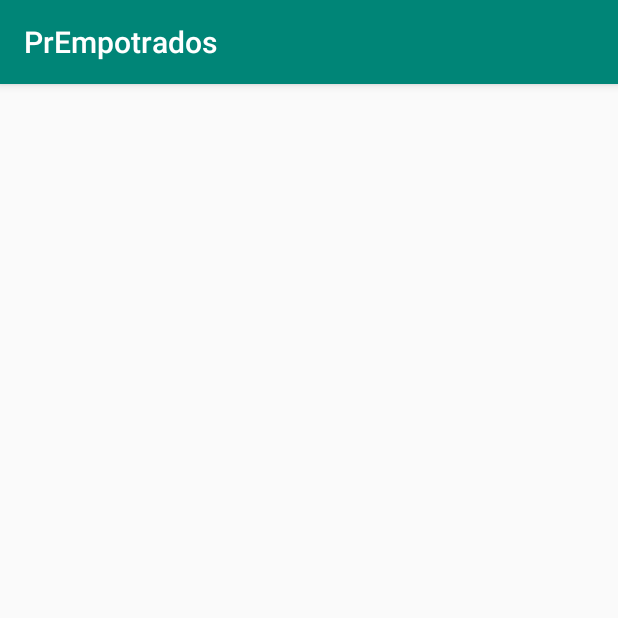
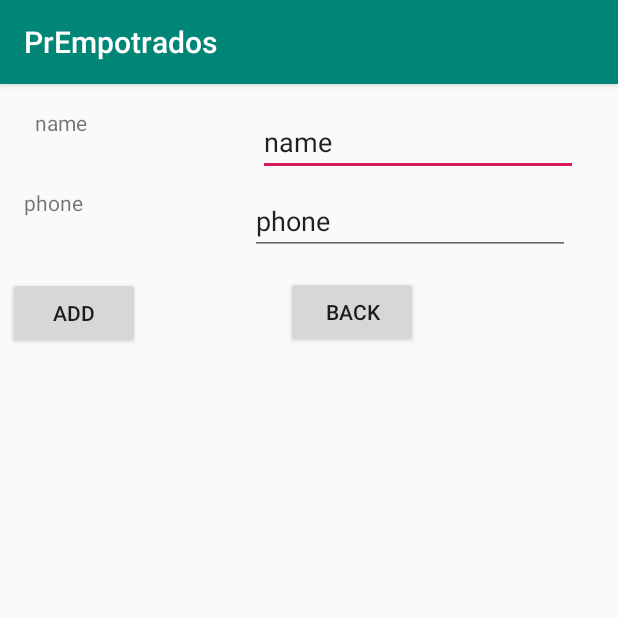
Before and after one commit to MiguelPelMedina/prEmpotrados, an Android app: the screen it shows after launch (AddContactActivy), after a tap on "ADD", on a phone screen of 412 x 824 dp, the top half of it. Run offline under Robolectric (Android 15) with nearby library versions, the phone set to English and light mode, and no system bars.

Commit message:
Base de datos anyadida

```diff
--- a/app/src/main/java/com/example/miguelpelmedina/prempotrados/Database/DatabaseHelper.java
+++ b/app/src/main/java/com/example/miguelpelmedina/prempotrados/Database/DatabaseHelper.java
@@ -1,5 +1,6 @@
 package com.example.miguelpelmedina.prempotrados.Database;
 
+import android.content.ContentValues;
 import android.database.Cursor;
 import android.database.sqlite.SQLiteDatabase;
 import android.database.sqlite.SQLiteOpenHelper;
@@ -10,13 +11,23 @@ import java.util.List;
 
 public class DatabaseHelper extends SQLiteOpenHelper {
 
+    private static DatabaseHelper mInstance = null;
+
     //Database version
     private static final int DATABASE_VERSION = 1;
     // Database Name
     private static final String DATABASE_NAME ="usuarios_db";
 
-    public DatabaseHelper (Context context){
+    private DatabaseHelper (Context context){
         super(context, DATABASE_NAME, null, DATABASE_VERSION);
+    }
+
+    public static DatabaseHelper getmInstance(Context ctx){
+        //Singleton
+        if(mInstance == null){
+            mInstance = new DatabaseHelper(ctx.getApplicationContext());
+        }
+        return mInstance;
     }
 
     @Override
@@ -39,16 +50,22 @@ public class DatabaseHelper extends SQLiteOpenHelper {
 
         List<Usuario> users = new ArrayList<>();
         //Query
+
         Cursor cursor =db.query(Usuario.TABLE_NAME,
                 new String[]{Usuario.COLUMN_NAME, Usuario.COLUMN_TLF},
                 Usuario.COLUMN_NAME +" LIKE ?",
-                    new String[]{"%"+name+"name"},null,null,null,null);
+                new String[]{"%"+name+"%"},null,null,null,null);
         //recorremos los resultados y devolvemos la lista
+
+        //Cursor cursor = db.rawQuery("SELECT * FROM "+Usuario.TABLE_NAME,null);
+        //Cursor cursor = db.query(Usuario.TABLE_NAME, new String [] {Usuario.COLUMN_NAME, Usuario.COLUMN_TLF},
+        //                Usuario.COLUMN_NAME+"= ?",new String[]{name},null,null,null,null);
+
         if(cursor.moveToFirst()){
             do{
                 Usuario user = new Usuario();
                 user.setName(cursor.getString(cursor.getColumnIndex(Usuario.COLUMN_NAME)));
-                user.setTlf(cursor.getInt(cursor.getColumnIndex(Usuario.COLUMN_TLF)));
+                user.setTlf(cursor.getString(cursor.getColumnIndex(Usuario.COLUMN_TLF)));
                 users.add(user);
             }while(cursor.moveToNext());
         }
@@ -58,8 +75,13 @@ public class DatabaseHelper extends SQLiteOpenHelper {
 
     public void add(Usuario u){
         SQLiteDatabase db = this.getWritableDatabase();
-        db.execSQL("INSERT INTO "+Usuario.TABLE_NAME+" ("+Usuario.COLUMN_NAME+", "
-                    +Usuario.COLUMN_TLF+") VALUES ( ?, ?)", new String [] {u.getName(),  String.valueOf(u.getTlf())});
+        //db.execSQL("INSERT INTO "+Usuario.TABLE_NAME+" ("+Usuario.COLUMN_NAME+", "
+        //            +Usuario.COLUMN_TLF+") VALUES ( ?, ?)", new String [] {u.getName(),  String.valueOf(u.getTlf())});
+
+        ContentValues valores = new ContentValues();
+        valores.put(Usuario.COLUMN_NAME, u.getName());
+        valores.put(Usuario.COLUMN_TLF,u.getTlf());
+        db.insert(Usuario.TABLE_NAME,null,valores);
 
         db.close();
 
--- a/app/src/main/res/layout/activity_add_contact_activy.xml
+++ b/app/src/main/res/layout/activity_add_contact_activy.xml
@@ -6,4 +6,95 @@
     android:layout_height="match_parent"
     tools:context=".AddContactActivy">
 
+    <TextView
+        android:id="@+id/textView"
+        android:layout_width="127dp"
+        android:layout_height="46dp"
+        android:layout_marginStart="16dp"
+        android:layout_marginLeft="16dp"
+        android:layout_marginTop="16dp"
+        android:layout_marginEnd="7dp"
+        android:layout_marginRight="7dp"
+        android:layout_marginBottom="7dp"
+        android:text="@string/name"
+        app:layout_constraintBottom_toTopOf="@+id/textView2"
+        app:layout_constraintEnd_toStartOf="@+id/NameInput"
+        app:layout_constraintStart_toStartOf="parent"
+        app:layout_constraintTop_toTopOf="parent" />
+
+    <EditText
+        android:id="@+id/NameInput"
+        android:layout_width="wrap_content"
+        android:layout_height="wrap_content"
+        android:layout_marginStart="7dp"
+        android:layout_marginLeft="7dp"
+        android:layout_marginTop="16dp"
+        android:layout_marginEnd="19dp"
+        android:layout_marginRight="19dp"
+        android:ems="10"
+        android:inputType="textPersonName"
+        android:text="@string/name"
+        app:layout_constraintEnd_toEndOf="parent"
+        app:layout_constraintStart_toEndOf="@+id/textView"
+        app:layout_constraintTop_toTopOf="parent" />
+
+    <TextView
+        android:id="@+id/textView2"
+        android:layout_width="127dp"
+        android:layout_height="43dp"
+        android:layout_marginStart="16dp"
+        android:layout_marginLeft="16dp"
+        android:layout_marginTop="7dp"
+        android:text="@string/phone"
+        app:layout_constraintStart_toStartOf="parent"
+        app:layout_constraintTop_toBottomOf="@+id/textView" />
+
+    <Button
+        android:id="@+id/Add_btn"
+        android:layout_width="wrap_content"
+        android:layout_height="wrap_content"
+        android:layout_marginStart="16dp"
+        android:layout_marginLeft="16dp"
+        android:layout_marginTop="16dp"
+        android:layout_marginEnd="49dp"
+        android:layout_marginRight="49dp"
+        android:onClick="OnClick"
+        android:text="@string/AddButton"
+        app:layout_constraintEnd_toStartOf="@+id/Back_btn"
+        app:layout_constraintStart_toStartOf="parent"
+        app:layout_constraintTop_toBottomOf="@+id/textView2" />
+
+    <Button
+        android:id="@+id/Back_btn"
+        android:layout_width="wrap_content"
+        android:layout_height="wrap_content"
+        android:layout_marginStart="48dp"
+        android:layout_marginLeft="48dp"
+        android:layout_marginTop="14dp"
+        android:layout_marginEnd="144dp"
+        android:layout_marginRight="144dp"
+        android:onClick="OnClick"
+        android:text="@string/Back"
+        app:layout_constraintEnd_toEndOf="parent"
+        app:layout_constraintStart_toEndOf="@+id/Add_btn"
+        app:layout_constraintTop_toBottomOf="@+id/PhoneInput" />
+
+    <EditText
+        android:id="@+id/PhoneInput"
+        android:layout_width="wrap_content"
+        android:layout_height="wrap_content"
+        android:layout_marginStart="7dp"
+        android:layout_marginLeft="7dp"
+        android:layout_marginTop="7dp"
+        android:layout_marginEnd="16dp"
+        android:layout_marginRight="16dp"
+        android:layout_marginBottom="14dp"
+        android:ems="10"
+        android:inputType="phone"
+        android:text="@string/phone"
+        app:layout_constraintBottom_toTopOf="@+id/Back_btn"
+        app:layout_constraintEnd_toEndOf="parent"
+        app:layout_constraintStart_toEndOf="@+id/textView2"
+        app:layout_constraintTop_toBottomOf="@+id/NameInput" />
+
 </android.support.constraint.ConstraintLayout>
--- a/app/src/main/res/values/strings.xml
+++ b/app/src/main/res/values/strings.xml
@@ -3,4 +3,8 @@
     <string name="AddButton">Add</string>
     <string name="SearchButton">Search</string>
     <string name="InputPlaceholder">Enter Name</string>
+    <string name="Back">Back</string>
+    <string name="name">name</string>
+    <string name="phone">phone</string>
+    <string name="error">Error</string>
 </resources>
```
Also changed, not shown: app/src/main/java/com/example/miguelpelmedina/prempotrados/AddContactActivy.java (+43 -0 lines), app/src/main/java/com/example/miguelpelmedina/prempotrados/Database/Usuario.java (+6 -6 lines).
